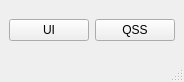
Old version of the form ui/MainWindow.ui in the repository artem-ogre/QSSPreview.
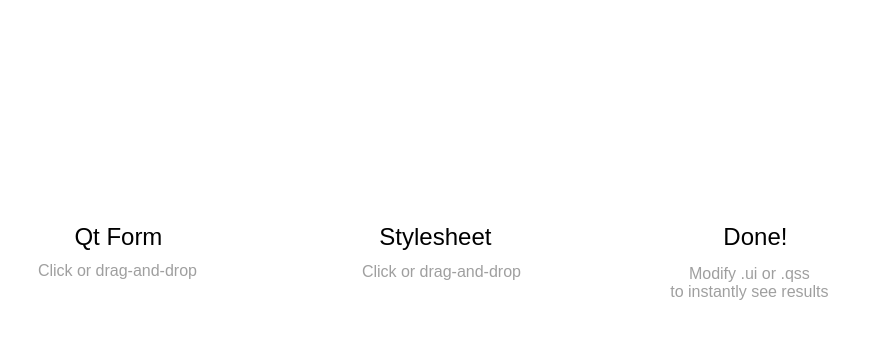
New version of the form. Icons and pictures are not drawn.

Commit message: Major GUI changes: - Nice icons - Loading UI/QSS from file & loading the last one - Settings are used for last UI/QSS files * Minor refactoring

Diff of the .ui file:
```diff
--- a/ui/MainWindow.ui
+++ b/ui/MainWindow.ui
@@ -6,42 +6,529 @@
    <rect>
     <x>0</x>
     <y>0</y>
-    <width>174</width>
-    <height>82</height>
+    <width>880</width>
+    <height>360</height>
    </rect>
   </property>
+  <property name="minimumSize">
+   <size>
+    <width>880</width>
+    <height>360</height>
+   </size>
+  </property>
+  <property name="maximumSize">
+   <size>
+    <width>880</width>
+    <height>360</height>
+   </size>
+  </property>
   <property name="windowTitle">
-   <string>MainWindow</string>
+   <string>Qt Stylesheet Helper</string>
+  </property>
+  <property name="toolTip">
+   <string/>
+  </property>
+  <property name="styleSheet">
+   <string notr="true">QMainWindow
+{
+	background-color: rgb(255, 255, 255);
+}
+QLineEdit
+{
+	border: 0px;
+	color: rgb(159, 159, 159);
+	background: transparent;
+}
+
+QTextEdit
+{
+	border: 0px;
+	color: rgb(159, 159, 159);
+	background: transparent;
+}
+
+QPushButton
+{
+	background: none;
+}
+QPushButton:pressed
+{
+	border: none;
+}</string>
   </property>
   <widget class="QWidget" name="centralwidget">
-   <layout class="QHBoxLayout" name="horizontalLayout">
-    <item>
-     <widget class="QPushButton" name="pushButton_UI">
-      <property name="sizePolicy">
-       <sizepolicy hsizetype="Fixed" vsizetype="Fixed">
-        <horstretch>0</horstretch>
-        <verstretch>0</verstretch>
-       </sizepolicy>
-      </property>
-      <property name="text">
-       <string>UI</string>
-      </property>
-     </widget>
-    </item>
-    <item>
-     <widget class="QPushButton" name="pushButton_QSS">
-      <property name="sizePolicy">
-       <sizepolicy hsizetype="Fixed" vsizetype="Fixed">
-        <horstretch>0</horstretch>
-        <verstretch>0</verstretch>
-       </sizepolicy>
-      </property>
-      <property name="text">
-       <string>QSS</string>
-      </property>
-     </widget>
-    </item>
-   </layout>
+   <property name="styleSheet">
+    <string notr="true">background-color:white;</string>
+   </property>
+   <widget class="QLineEdit" name="lineEdit_ui">
+    <property name="geometry">
+     <rect>
+      <x>3</x>
+      <y>260</y>
+      <width>231</width>
+      <height>41</height>
+     </rect>
+    </property>
+    <property name="minimumSize">
+     <size>
+      <width>0</width>
+      <height>0</height>
+     </size>
+    </property>
+    <property name="font">
+     <font>
+      <pointsize>12</pointsize>
+     </font>
+    </property>
+    <property name="styleSheet">
+     <string notr="true">QLineEdit
+{
+    border: 0px;
+color: rgb(159, 159, 159);
+background: transparent;
+}</string>
+    </property>
+    <property name="text">
+     <string>Click or drag-and-drop</string>
+    </property>
+    <property name="alignment">
+     <set>Qt::AlignHCenter|Qt::AlignTop</set>
+    </property>
+    <property name="readOnly">
+     <bool>true</bool>
+    </property>
+   </widget>
+   <widget class="QLabel" name="label">
+    <property name="geometry">
+     <rect>
+      <x>23</x>
+      <y>223</y>
+      <width>191</width>
+      <height>29</height>
+     </rect>
+    </property>
+    <property name="sizePolicy">
+     <sizepolicy hsizetype="Preferred" vsizetype="Fixed">
+      <horstretch>0</horstretch>
+      <verstretch>0</verstretch>
+     </sizepolicy>
+    </property>
+    <property name="font">
+     <font>
+      <pointsize>18</pointsize>
+      <stylestrategy>PreferDefault</stylestrategy>
+     </font>
+    </property>
+    <property name="text">
+     <string>Qt Form</string>
+    </property>
+    <property name="textFormat">
+     <enum>Qt::RichText</enum>
+    </property>
+    <property name="scaledContents">
+     <bool>false</bool>
+    </property>
+    <property name="alignment">
+     <set>Qt::AlignCenter</set>
+    </property>
+   </widget>
+   <widget class="QPushButton" name="pushButton_ui">
+    <property name="enabled">
+     <bool>true</bool>
+    </property>
+    <property name="geometry">
+     <rect>
+      <x>10</x>
+      <y>10</y>
+      <width>212</width>
+      <height>208</height>
+     </rect>
+    </property>
+    <property name="cursor">
+     <cursorShape>PointingHandCursor</cursorShape>
+    </property>
+    <property name="text">
+     <string/>
+    </property>
+    <property name="icon">
+     <iconset resource="../images/icons.qrc">
+      <normaloff>:/icons/ui_icon.png</normaloff>:/icons/ui_icon.png</iconset>
+    </property>
+    <property name="iconSize">
+     <size>
+      <width>160</width>
+      <height>160</height>
+     </size>
+    </property>
+    <property name="flat">
+     <bool>true</bool>
+    </property>
+   </widget>
+   <widget class="QPushButton" name="pushButton_4">
+    <property name="enabled">
+     <bool>true</bool>
+    </property>
+    <property name="geometry">
+     <rect>
+      <x>250</x>
+      <y>90</y>
+      <width>52</width>
+      <height>48</height>
+     </rect>
+    </property>
+    <property name="toolTip">
+     <string/>
+    </property>
+    <property name="text">
+     <string/>
+    </property>
+    <property name="icon">
+     <iconset resource="../images/icons.qrc">
+      <normaloff>:/icons/next_icon.png</normaloff>:/icons/next_icon.png</iconset>
+    </property>
+    <property name="iconSize">
+     <size>
+      <width>40</width>
+      <height>40</height>
+     </size>
+    </property>
+    <property name="default">
+     <bool>false</bool>
+    </property>
+    <property name="flat">
+     <bool>true</bool>
+    </property>
+   </widget>
+   <widget class="QPushButton" name="pushButton_5">
+    <property name="geometry">
+     <rect>
+      <x>570</x>
+      <y>90</y>
+      <width>52</width>
+      <height>48</height>
+     </rect>
+    </property>
+    <property name="text">
+     <string/>
+    </property>
+    <property name="icon">
+     <iconset resource="../images/icons.qrc">
+      <normaloff>:/icons/next_icon.png</normaloff>:/icons/next_icon.png</iconset>
+    </property>
+    <property name="iconSize">
+     <size>
+      <width>40</width>
+      <height>40</height>
+     </size>
+    </property>
+    <property name="flat">
+     <bool>true</bool>
+    </property>
+   </widget>
+   <widget class="QPushButton" name="pushButton_recentUI">
+    <property name="enabled">
+     <bool>true</bool>
+    </property>
+    <property name="geometry">
+     <rect>
+      <x>90</x>
+      <y>300</y>
+      <width>41</width>
+      <height>31</height>
+     </rect>
+    </property>
+    <property name="cursor">
+     <cursorShape>PointingHandCursor</cursorShape>
+    </property>
+    <property name="toolTip">
+     <string comment="Load last used .ui file" extracomment="Load last used .ui file"/>
+    </property>
+    <property name="statusTip">
+     <string comment="Load last used .ui file" extracomment="Load last used .ui file"/>
+    </property>
+    <property name="whatsThis">
+     <string comment="Load last used .ui file" extracomment="Load last used .ui file"/>
+    </property>
+    <property name="text">
+     <string/>
+    </property>
+    <property name="icon">
+     <iconset resource="../images/icons.qrc">
+      <normaloff>:/icons/recent_ui_icon.png</normaloff>:/icons/recent_ui_icon.png</iconset>
+    </property>
+    <property name="iconSize">
+     <size>
+      <width>32</width>
+      <height>32</height>
+     </size>
+    </property>
+    <property name="default">
+     <bool>false</bool>
+    </property>
+    <property name="flat">
+     <bool>true</bool>
+    </property>
+   </widget>
+   <widget class="QPushButton" name="pushButton_recentQSS">
+    <property name="enabled">
+     <bool>true</bool>
+    </property>
+    <property name="geometry">
+     <rect>
+      <x>420</x>
+      <y>300</y>
+      <width>41</width>
+      <height>31</height>
+     </rect>
+    </property>
+    <property name="cursor">
+     <cursorShape>PointingHandCursor</cursorShape>
+    </property>
+    <property name="toolTip">
+     <string comment="Load last used .qss file" extracomment="Load last used .qss file"/>
+    </property>
+    <property name="statusTip">
+     <string comment="Load last used .qss file" extracomment="Load last used .qss file"/>
+    </property>
+    <property name="whatsThis">
+     <string comment="Load last used .ui file" extracomment="Load last used .qss"/>
+    </property>
+    <property name="text">
+     <string/>
+    </property>
+    <property name="icon">
+     <iconset resource="../images/icons.qrc">
+      <normaloff>:/icons/recent_qss_icon.png</normaloff>:/icons/recent_qss_icon.png</iconset>
+    </property>
+    <property name="iconSize">
+     <size>
+      <width>32</width>
+      <height>32</height>
+     </size>
+    </property>
+    <property name="default">
+     <bool>false</bool>
+    </property>
+    <property name="flat">
+     <bool>true</bool>
+    </property>
+   </widget>
+   <widget class="QLabel" name="label_2">
+    <property name="geometry">
+     <rect>
+      <x>330</x>
+      <y>223</y>
+      <width>211</width>
+      <height>29</height>
+     </rect>
+    </property>
+    <property name="sizePolicy">
+     <sizepolicy hsizetype="Preferred" vsizetype="Fixed">
+      <horstretch>0</horstretch>
+      <verstretch>0</verstretch>
+     </sizepolicy>
+    </property>
+    <property name="font">
+     <font>
+      <pointsize>18</pointsize>
+      <stylestrategy>PreferDefault</stylestrategy>
+     </font>
+    </property>
+    <property name="text">
+     <string>Stylesheet</string>
+    </property>
+    <property name="textFormat">
+     <enum>Qt::RichText</enum>
+    </property>
+    <property name="scaledContents">
+     <bool>false</bool>
+    </property>
+    <property name="alignment">
+     <set>Qt::AlignCenter</set>
+    </property>
+   </widget>
+   <widget class="QPushButton" name="pushButton_qss">
+    <property name="enabled">
+     <bool>true</bool>
+    </property>
+    <property name="geometry">
+     <rect>
+      <x>330</x>
+      <y>10</y>
+      <width>212</width>
+      <height>208</height>
+     </rect>
+    </property>
+    <property name="cursor">
+     <cursorShape>PointingHandCursor</cursorShape>
+    </property>
+    <property name="text">
+     <string/>
+    </property>
+    <property name="icon">
+     <iconset resource="../images/icons.qrc">
+      <normaloff>:/icons/qss_icon.png</normaloff>:/icons/qss_icon.png</iconset>
+    </property>
+    <property name="iconSize">
+     <size>
+      <width>160</width>
+      <height>160</height>
+     </size>
+    </property>
+    <property name="flat">
+     <bool>true</bool>
+    </property>
+   </widget>
+   <widget class="QLineEdit" name="lineEdit_qss">
+    <property name="geometry">
+     <rect>
+      <x>312</x>
+      <y>261</y>
+      <width>261</width>
+      <height>41</height>
+     </rect>
+    </property>
+    <property name="minimumSize">
+     <size>
+      <width>0</width>
+      <height>0</height>
+     </size>
+    </property>
+    <property name="font">
+     <font>
+      <pointsize>12</pointsize>
+     </font>
+    </property>
+    <property name="styleSheet">
+     <string notr="true">QLineEdit
+{
+    border: 0px;
+color: rgb(159, 159, 159);
+background: transparent;
+}</string>
+    </property>
+    <property name="text">
+     <string>Click or drag-and-drop</string>
+    </property>
+    <property name="alignment">
+     <set>Qt::AlignHCenter|Qt::AlignTop</set>
+    </property>
+    <property name="readOnly">
+     <bool>true</bool>
+    </property>
+   </widget>
+   <widget class="QPushButton" name="pushButton_done">
+    <property name="enabled">
+     <bool>true</bool>
+    </property>
+    <property name="geometry">
+     <rect>
+      <x>650</x>
+      <y>10</y>
+      <width>212</width>
+      <height>208</height>
+     </rect>
+    </property>
+    <property name="text">
+     <string/>
+    </property>
+    <property name="icon">
+     <iconset resource="../images/icons.qrc">
+      <normaloff>:/icons/ok_icon.png</normaloff>:/icons/ok_icon.png</iconset>
+    </property>
+    <property name="iconSize">
+     <size>
+      <width>160</width>
+      <height>160</height>
+     </size>
+    </property>
+    <property name="flat">
+     <bool>true</bool>
+    </property>
+   </widget>
+   <widget class="QLabel" name="label_3">
+    <property name="geometry">
+     <rect>
+      <x>650</x>
+      <y>223</y>
+      <width>211</width>
+      <height>29</height>
+     </rect>
+    </property>
+    <property name="sizePolicy">
+     <sizepolicy hsizetype="Preferred" vsizetype="Fixed">
+      <horstretch>0</horstretch>
+      <verstretch>0</verstretch>
+     </sizepolicy>
+    </property>
+    <property name="font">
+     <font>
+      <pointsize>18</pointsize>
+      <stylestrategy>PreferDefault</stylestrategy>
+     </font>
+    </property>
+    <property name="text">
+     <string>Done!</string>
+    </property>
+    <property name="textFormat">
+     <enum>Qt::RichText</enum>
+    </property>
+    <property name="scaledContents">
+     <bool>false</bool>
+    </property>
+    <property name="alignment">
+     <set>Qt::AlignCenter</set>
+    </property>
+   </widget>
+   <widget class="QTextEdit" name="textEdit">
+    <property name="geometry">
+     <rect>
+      <x>619</x>
+      <y>260</y>
+      <width>261</width>
+      <height>74</height>
+     </rect>
+    </property>
+    <property name="font">
+     <font>
+      <pointsize>12</pointsize>
+     </font>
+    </property>
+    <property name="styleSheet">
+     <string notr="true">QTextEdit
+{
+    border: 0px;
+color: rgb(159, 159, 159);
+background: transparent;
+}</string>
+    </property>
+    <property name="readOnly">
+     <bool>true</bool>
+    </property>
+    <property name="html">
+     <string>&lt;!DOCTYPE HTML PUBLIC &quot;-//W3C//DTD HTML 4.0//EN&quot; &quot;http://www.w3.org/TR/REC-html40/strict.dtd&quot;&gt;
+&lt;html&gt;&lt;head&gt;&lt;meta name=&quot;qrichtext&quot; content=&quot;1&quot; /&gt;&lt;style type=&quot;text/css&quot;&gt;
+p, li { white-space: pre-wrap; }
+&lt;/style&gt;&lt;/head&gt;&lt;body style=&quot; font-family:'MS Shell Dlg 2'; font-size:12pt; font-weight:400; font-style:normal;&quot;&gt;
+&lt;p align=&quot;center&quot; style=&quot; margin-top:12px; margin-bottom:12px; margin-left:0px; margin-right:0px; -qt-block-indent:0; text-indent:0px;&quot;&gt;Modify .ui or .qss&lt;br /&gt;to instantly see results&lt;/p&gt;&lt;/body&gt;&lt;/html&gt;</string>
+    </property>
+    <property name="acceptRichText">
+     <bool>false</bool>
+    </property>
+   </widget>
+   <zorder>label_2</zorder>
+   <zorder>pushButton_qss</zorder>
+   <zorder>lineEdit_qss</zorder>
+   <zorder>pushButton_done</zorder>
+   <zorder>label_3</zorder>
+   <zorder>textEdit</zorder>
+   <zorder>lineEdit_ui</zorder>
+   <zorder>label</zorder>
+   <zorder>pushButton_ui</zorder>
+   <zorder>pushButton_4</zorder>
+   <zorder>pushButton_5</zorder>
+   <zorder>pushButton_recentUI</zorder>
+   <zorder>pushButton_recentQSS</zorder>
   </widget>
   <widget class="QMenuBar" name="menubar">
    <property name="geometry">
@@ -53,7 +540,6 @@
     </rect>
    </property>
   </widget>
-  <widget class="QStatusBar" name="statusbar"/>
  </widget>
  <resources/>
  <connections/>
```
Left out of the diff: 6 changed lines with no effect on the pictures. The commit also changes 11 other files.
